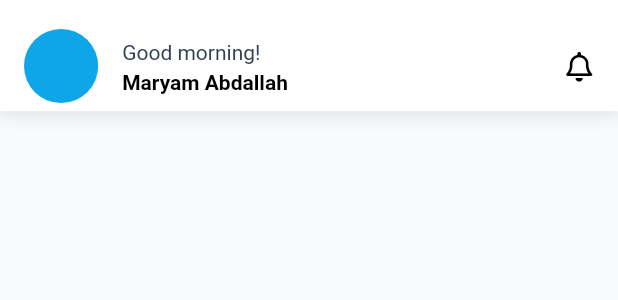
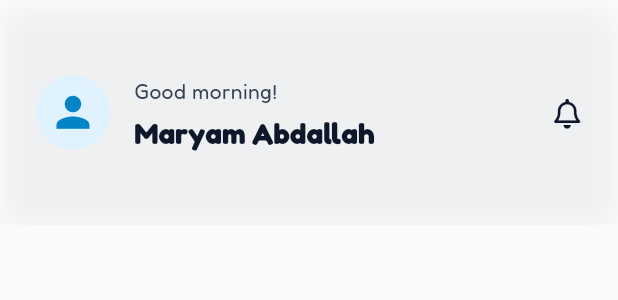
Before and after one commit to EduTech-MVP/edutech-app, a Flutter app: the CustomAppbar widget shown alone on an empty page, opened directly, on a phone screen of 412 x 824 dp. Shown: the top 300 px of the screen. Run offline on Flutter 3.47's test engine with Material 3 defaults, Android fonts, the phone set to English and light mode, and no system bars; our stand-ins replace flutter_svg, font_awesome_flutter; project files that could hold a hidden picture were left out.

Commit message:
updated appbar to be cutomizable and navbar icons fixes

```diff
--- a/lib/core/common/widgets/custom_appbar.dart
+++ b/lib/core/common/widgets/custom_appbar.dart
@@ -1,37 +1,161 @@
+import 'dart:ui';
 import 'package:edutech_app/core/theme/app_colors.dart';
 import 'package:edutech_app/core/theme/app_spacing.dart';
+import 'package:edutech_app/core/theme/app_typography.dart';
 import 'package:flutter/material.dart';
+import 'package:flutter_svg/svg.dart';
 import 'package:font_awesome_flutter/font_awesome_flutter.dart';
 
 class CustomAppbar extends StatelessWidget {
-  const CustomAppbar({super.key});
+  final String? pageTitle;
+  final Widget? trailingWidget;
+  final VoidCallback? onTrailingPressed;
+  final VoidCallback? onBackPressed;
+  final bool isHomePage;
+
+  const CustomAppbar({
+    super.key,
+    this.pageTitle,
+    this.trailingWidget,
+    this.onTrailingPressed,
+    this.onBackPressed,
+  }) : isHomePage = pageTitle == null;
+
+  // Home AppBar - shows profile and greeting
+  const CustomAppbar.home({
+    super.key,
+    this.trailingWidget,
+    this.onTrailingPressed,
+  }) : pageTitle = null,
+       onBackPressed = null,
+       isHomePage = true;
+
+  // Page AppBar - shows title with back arrow
+  const CustomAppbar.page({
+    super.key,
+    required this.pageTitle,
+    this.trailingWidget,
+    this.onTrailingPressed,
+    this.onBackPressed,
+  }) : isHomePage = false;
 
   @override
   Widget build(BuildContext context) {
-    return Container(
-      height: MediaQuery.of(context).size.height * .09,
-      decoration: BoxDecoration(
-        color: Colors.white,
-        boxShadow: [AppColors.DefaultShadow.copyWith(offset: Offset(0, 0))],
-      ),
-      child: ListTile(
-        leading: CircleAvatar(
-          // backgroundImage: ,
-          maxRadius: MediaQuery.of(context).size.width * .06,
-        ),
-        title: Text('Good morning!'),
-        titleTextStyle: TextStyle(color: AppColors.neutral700),
-        subtitle: Text("Maryam Abdallah"),
-        subtitleTextStyle: TextStyle(
-          color: Colors.black,
-          fontWeight: FontWeight.bold,
-        ),
-        trailing: Icon(
-          color: Colors.black,
-          size: AppSpacing.iconMD,
-          FontAwesomeIcons.bell,
+    return ClipRRect(
+      child: BackdropFilter(
+        filter: ImageFilter.blur(sigmaX: 24, sigmaY: 24),
+        child: Container(
+          height: 150,
+          decoration: BoxDecoration(
+            color: Colors.white.withOpacity(0.5),
+            boxShadow: [
+              BoxShadow(
+                color: Colors.black.withOpacity(0.1),
+                blurRadius: 16,
+                offset: const Offset(0, 4),
+              ),
+            ],
+          ),
+          child: SafeArea(
+            child: Padding(
+              padding: const EdgeInsets.symmetric(horizontal: 24, vertical: 16),
+              child: isHomePage
+                  ? _buildHomeContent(context)
+                  : _buildPageContent(context),
+            ),
+          ),
         ),
       ),
     );
   }
+
+  Widget _buildHomeContent(BuildContext context) {
+    return Row(
+      children: [
+        // Profile avatar
+        CircleAvatar(
+          radius: MediaQuery.of(context).size.width * 0.06,
+          backgroundColor: AppColors.sky100,
+          child: Icon(
+            Icons.person,
+            color: AppColors.sky600,
+            size: MediaQuery.of(context).size.width * 0.08,
+          ),
+        ),
+        const SizedBox(width: 16),
+        // Greeting section
+        Expanded(
+          child: Column(
+            crossAxisAlignment: CrossAxisAlignment.start,
+            mainAxisAlignment: MainAxisAlignment.center,
+            children: [
+              Text(
+                'Good morning!',
+                style: AppTypography.subtle.copyWith(
+                  color: AppColors.neutral700,
+                ),
+              ),
+              Text(
+                'Maryam Abdallah',
+                style: AppTypography.heading4.copyWith(
+                  color: AppColors.textPrimary,
+                  fontWeight: FontWeight.bold,
+                ),
+              ),
+            ],
+          ),
+        ),
+        // Trailing widget or notification bell
+        if (trailingWidget != null)
+          GestureDetector(onTap: onTrailingPressed, child: trailingWidget!)
+        else
+          GestureDetector(
+            onTap: onTrailingPressed,
+            child: Icon(
+              FontAwesomeIcons.bell,
+              color: AppColors.textPrimary,
+              size: AppSpacing.iconMD,
+            ),
+          ),
+      ],
+    );
+  }
+
+  Widget _buildPageContent(BuildContext context) {
+    return Row(
+      children: [
+        // Back arrow
+        GestureDetector(
+          onTap: onBackPressed ?? () => Navigator.pop(context),
+          child: Container(
+            width: 24,
+            height: 24,
+            alignment: Alignment.center,
+            child: SvgPicture.asset(
+              'assets/icons/backarrow.svg',
+              width: 24,
+              height: 24,
+              colorFilter: ColorFilter.mode(
+                AppColors.neutral800,
+                BlendMode.srcIn,
+              ),
+            ),
+          ),
+        ),
+        const SizedBox(width: 16),
+        // Page title
+        Expanded(
+          child: Text(
+            pageTitle ?? 'Page',
+            style: AppTypography.heading3.copyWith(
+              color: AppColors.textPrimary,
+            ),
+          ),
+        ),
+        // Trailing widget (optional)
+        if (trailingWidget != null)
+          GestureDetector(onTap: onTrailingPressed, child: trailingWidget!),
+      ],
+    );
+  }
 }
--- a/lib/core/routes/app_routes.dart
+++ b/lib/core/routes/app_routes.dart
@@ -1,3 +1,4 @@
+import 'package:edutech_app/features/home/view/student_classes_screen.dart';
 import 'package:flutter/material.dart';
 import '../../features/onboarding/view/onboarding_screen.dart';
 import '../../features/auth/view/sign_up_screen.dart';
@@ -8,6 +9,7 @@ class AppRoutes {
   static const String signUp = '/signup';
   static const String signIn = '/signin';
   static const String home = '/home';
+  static const String classes = '/classes';
 
   static Map<String, WidgetBuilder> get routes {
     return {
@@ -15,6 +17,7 @@ class AppRoutes {
       signUp: (context) => const SignUpScreen(),
       signIn: (context) => const SignInScreen(),
       // home: (context) => const HomeScreen(), // TODO: Create home screen
+      classes: (context) => const StudentClassesScreen(),
     };
   }
 }
```
Also changed, not shown: lib/core/common/widgets/custom_nav_bottombar.dart (+11 -28 lines), lib/core/common/widgets/gradient_background.dart (+32 -6 lines), lib/core/common/widgets/nav_item.dart (+27 -15 lines).
